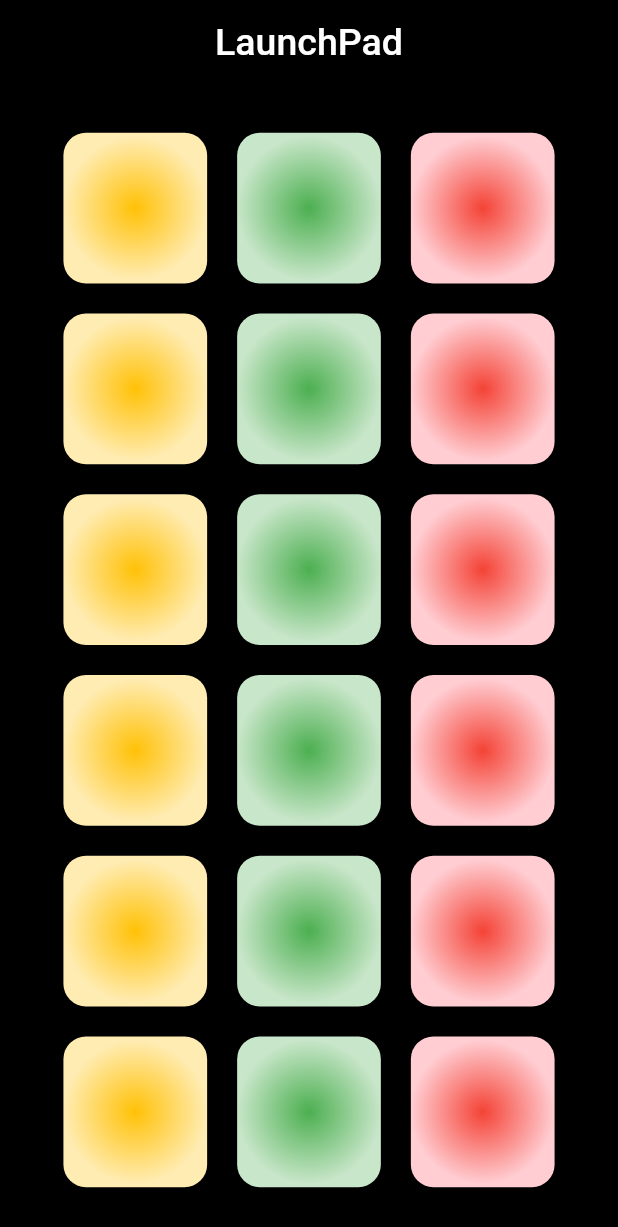
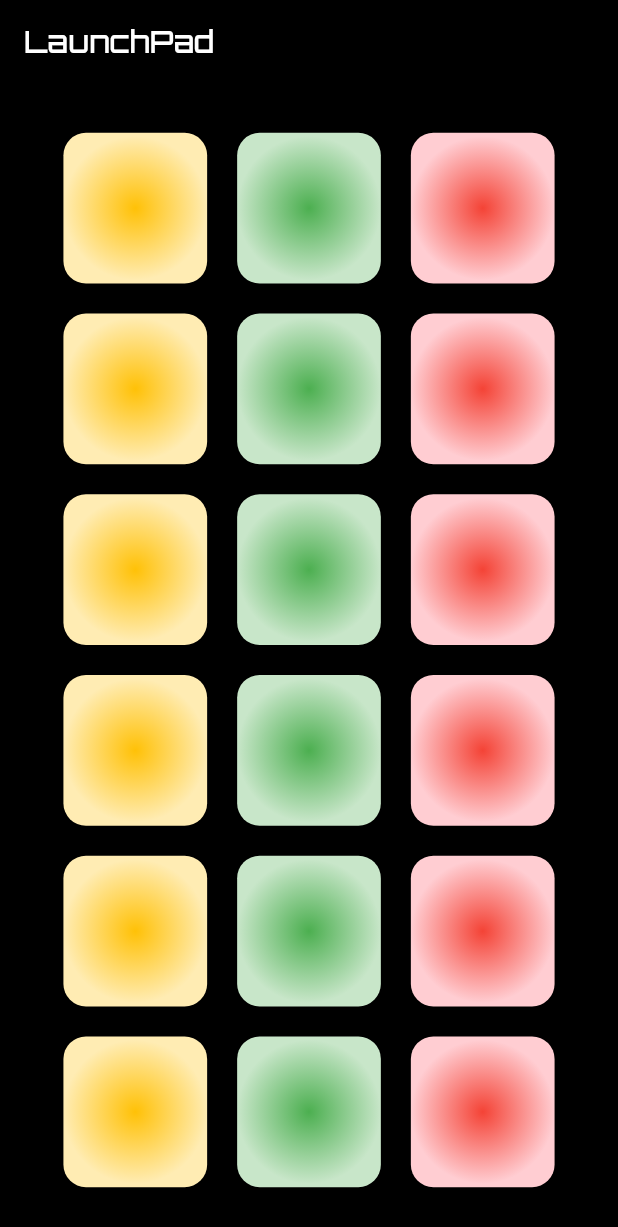
Before and after one commit to nishansr/Launchpad, a Flutter app: the screen it shows after launch, on a phone screen of 412 x 824 dp. Shown: the top 1227 px of the screen. Run offline on Flutter 3.47's test engine with Material 2 defaults, Android fonts, the phone set to English and light mode, and no system bars; our stand-ins replace audioplayers, google_fonts.

Commit message:
feat: font changed

```diff
--- a/lib/screens/homescreen.dart
+++ b/lib/screens/homescreen.dart
@@ -1,5 +1,6 @@
 import 'package:audioplayers/audioplayers.dart';
 import 'package:flutter/material.dart';
+import 'package:google_fonts/google_fonts.dart';
 
 class Homepage extends StatelessWidget {
   const Homepage({super.key});
@@ -9,14 +10,12 @@ class Homepage extends StatelessWidget {
     return Scaffold(
       backgroundColor: Colors.black,
       appBar: AppBar(
-        centerTitle: true,
+        // centerTitle: true,
+        elevation: 0.0,
         backgroundColor: Colors.black,
         title: Text(
           'LaunchPad',
-          style: TextStyle(
-            color: Colors.white,
-            fontSize: 25,
-          ),
+          style: GoogleFonts.orbitron(),
         ),
       ),
       body: Center(
--- a/pubspec.yaml
+++ b/pubspec.yaml
@@ -30,6 +30,7 @@ environment:
 dependencies:
   audioplayers: ^4.1.0
   cupertino_icons: ^1.0.2
+  google_fonts:
   flutter:
     sdk: flutter
 
```
Also changed, not shown: pubspec.lock.
